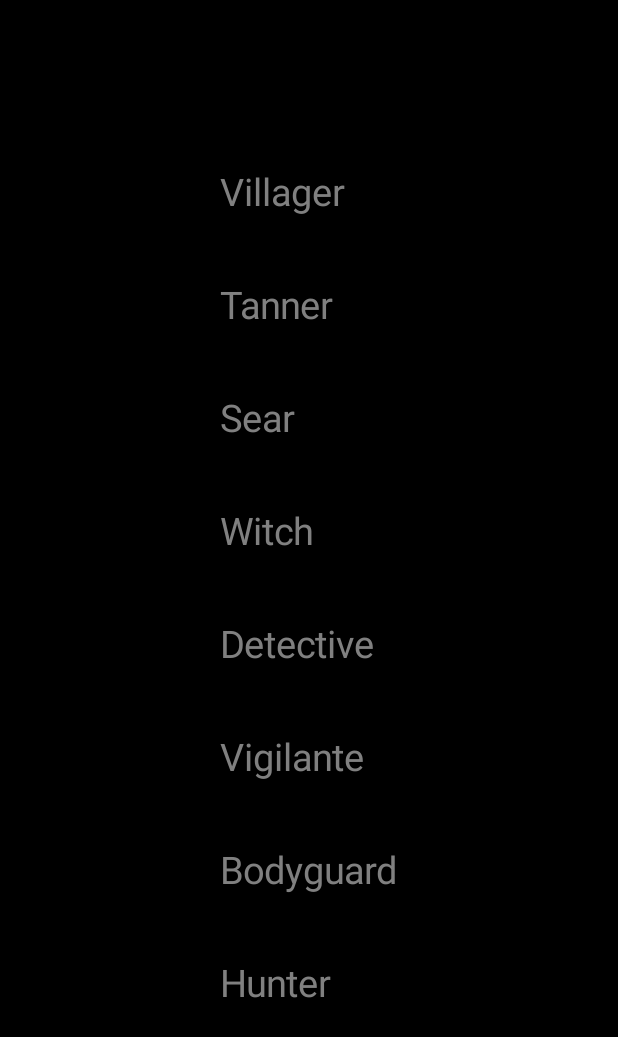
After one commit to brianhk1231/ww1, an Android app: the fragment charFragment placed in its activity, on a phone screen of 412 x 824 dp. The commit adds this screen. Shown: the top 1037 px of the screen. Run offline under Robolectric (Android 15) with nearby library versions, the phone set to English and light mode, and no system bars.

Commit message:
finished ww page char page wip

```diff
--- a/app/src/main/java/com/example/brian/ww1/MainActivity.java
+++ b/app/src/main/java/com/example/brian/ww1/MainActivity.java
@@ -8,8 +8,7 @@ import android.view.View;
 import android.view.WindowManager;
 import android.widget.Button;
 
-public class MainActivity extends FragmentActivity {
-    protected Button start;
+public class MainActivity extends FragmentActivity{
 
     @Override
     protected void onCreate(Bundle savedInstanceState) {
@@ -29,7 +28,6 @@ public class MainActivity extends FragmentActivity {
 
             // Create a new Fragment to be placed in the activity layout
             homeFragment firstFragment = new homeFragment();
-
             // In case this activity was started with special instructions from an
             // Intent, pass the Intent's extras to the fragment as arguments
             firstFragment.setArguments(getIntent().getExtras());
--- /dev/null
+++ b/app/src/main/java/com/example/brian/ww1/charFragment.java
@@ -0,0 +1,103 @@
+package com.example.brian.ww1;
+
+
+import android.content.Context;
+import android.graphics.Color;
+import android.os.Bundle;
+import android.support.v4.app.Fragment;
+import android.util.TypedValue;
+import android.view.LayoutInflater;
+import android.view.MotionEvent;
+import android.view.View;
+import android.view.ViewGroup;
+import android.view.inputmethod.InputMethodManager;
+import android.widget.EditText;
+import android.widget.LinearLayout;
+import android.widget.TextView;
+
+import org.w3c.dom.Text;
+
+import java.util.ArrayList;
+import java.util.Arrays;
+
+
+/**
+ * A simple {@link Fragment} subclass.
+ */
+public class charFragment extends android.support.v4.app.Fragment {
+    InputMethodManager imm;
+    View view;
+    int num = 0;
+    LinearLayout layout;
+    ArrayList<String> charList = new ArrayList<>(Arrays.asList(new String[] {"Villager","Tanner","Sear","Witch", "Detective", "Vigilante", "Bodyguard", "Hunter"}));
+    ArrayList<String> sendList = new ArrayList<String>();
+//    TextView numww;
+    public charFragment() {
+        // Required empty public constructor
+    }
+
+
+    @Override
+    public View onCreateView(LayoutInflater inflater, ViewGroup container,
+                             Bundle savedInstanceState) {
+        // Inflate the layout for this fragment
+        view = inflater.inflate(R.layout.fragment_char, container, false);
+        imm = (InputMethodManager) getActivity().getSystemService(Context.INPUT_METHOD_SERVICE);
+        layout = (LinearLayout) view.findViewById(R.id.linearLayout);
+        for (String s:charList){
+            addChar(s);
+        }
+        return view;
+    }
+
+    public void addChar(String character){
+        final TextView tv = new TextView(getContext());
+        tv.setText(character);
+        tv.setTextColor(Color.parseColor("#808080"));
+        tv.setTextSize(TypedValue.COMPLEX_UNIT_DIP, 25);
+        tv.setClickable(true);
+        tv.setFocusable(true);
+
+        layout.addView(tv);
+
+        final EditText tv2 = new EditText(getContext());
+        tv2.setText("");
+        //tv2.setHint("Name");
+        tv2.setHintTextColor(Color.parseColor("#808080"));
+        tv2.setTextColor(Color.parseColor("#FFFFFF"));
+        tv2.setTextSize(TypedValue.COMPLEX_UNIT_DIP, 15);
+        tv2.setFocusableInTouchMode(false);
+
+        tv.setOnClickListener(new View.OnClickListener() {
+
+            @Override
+            public void onClick(View v) {
+                System.out.println(sendList);
+                if (!(sendList.contains(tv.getText().toString()))) {
+                    tv2.setFocusableInTouchMode(true);
+                    tv2.requestFocus();
+                    imm.toggleSoftInput(InputMethodManager.SHOW_FORCED, InputMethodManager.HIDE_IMPLICIT_ONLY);
+                    tv.setTextColor(Color.parseColor("#FFFFFF"));
+                    tv2.setTextColor(Color.parseColor("#FFFFFF"));
+                    sendList.add(tv.getText().toString());
+                    System.out.println("ADDED: " + sendList);
+                }
+                else if (sendList.contains(tv.getText().toString())) {
+                    tv.setTextColor(Color.parseColor("#808080"));
+                    tv2.setTextColor(Color.parseColor("#808080"));
+                    imm.hideSoftInputFromWindow(view.getWindowToken(), 0);
+                    sendList.remove(tv.getText().toString());
+                    System.out.println("REMOVED: " + sendList);
+                }
+
+            }
+        });
+
+        layout.addView(tv2);
+    }
+
+    public void pass(int i){
+        num = i;
+    }
+
+}
--- a/app/src/main/java/com/example/brian/ww1/homeFragment.java
+++ b/app/src/main/java/com/example/brian/ww1/homeFragment.java
@@ -39,8 +39,8 @@ public class homeFragment extends android.support.v4.app.Fragment {
         });
 
 
-
         return view;
     }
 
+
 }
--- /dev/null
+++ b/app/src/main/res/layout/fragment_char.xml
@@ -0,0 +1,33 @@
+<?xml version="1.0" encoding="utf-8"?>
+<RelativeLayout xmlns:android="http://schemas.android.com/apk/res/android"
+    xmlns:tools="http://schemas.android.com/tools"
+    android:layout_width="fill_parent"
+    android:layout_height="fill_parent"
+    xmlns:app="http://schemas.android.com/apk/res-auto"
+    tools:context=".charFragment"
+    android:background="#000000">
+
+    <!-- TODO: Update blank fragment layout -->
+
+
+    <ScrollView
+        android:layout_centerVertical="true"
+        android:layout_width="fill_parent"
+        android:layout_height="wrap_content"
+        >
+
+        <LinearLayout
+            android:layout_gravity="center"
+            android:gravity="center"
+            android:id="@+id/linearLayout"
+            android:layout_width="wrap_content"
+            android:layout_height="wrap_content"
+            android:orientation="vertical"
+
+
+
+            />
+
+
+    </ScrollView>
+</RelativeLayout>
--- a/build.gradle
+++ b/build.gradle
@@ -7,7 +7,7 @@ buildscript {
         jcenter()
     }
     dependencies {
-        classpath 'com.android.tools.build:gradle:3.1.3'
+        classpath 'com.android.tools.build:gradle:3.3.0'
 
 
         // NOTE: Do not place your application dependencies here; they belong
```
Also changed, not shown: app/src/main/java/com/example/brian/ww1/werewolfFragment.java (+39 -3 lines), app/src/main/res/layout/fragment_werewolf.xml (+40 -6 lines), gradle/wrapper/gradle-wrapper.properties.
